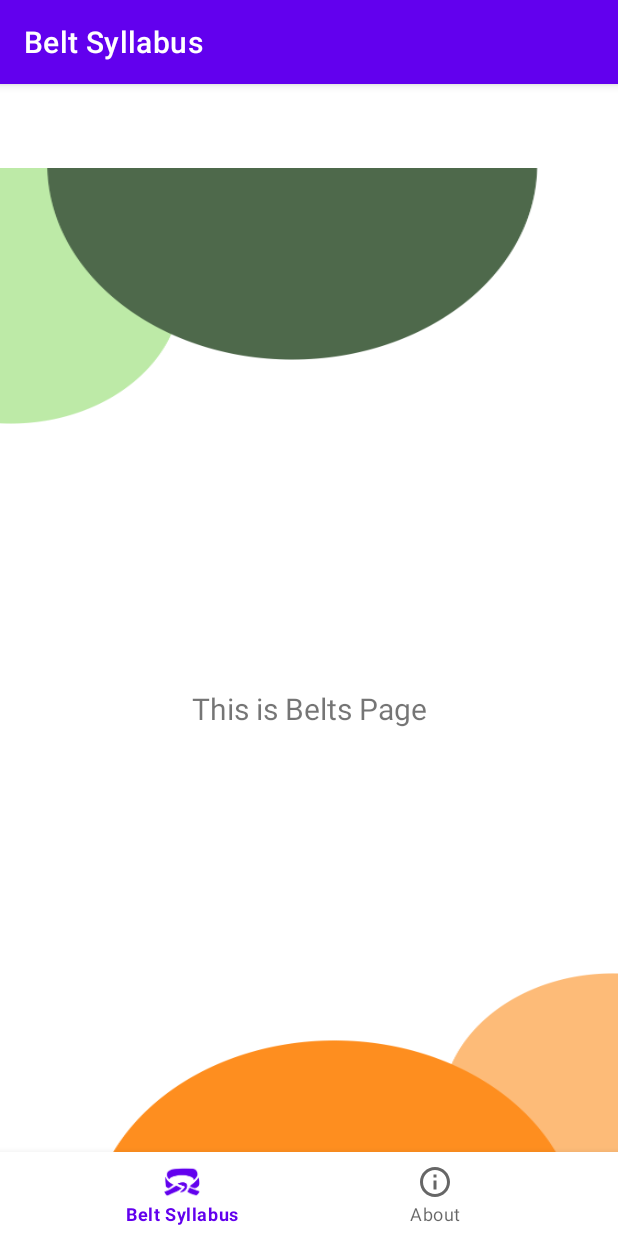
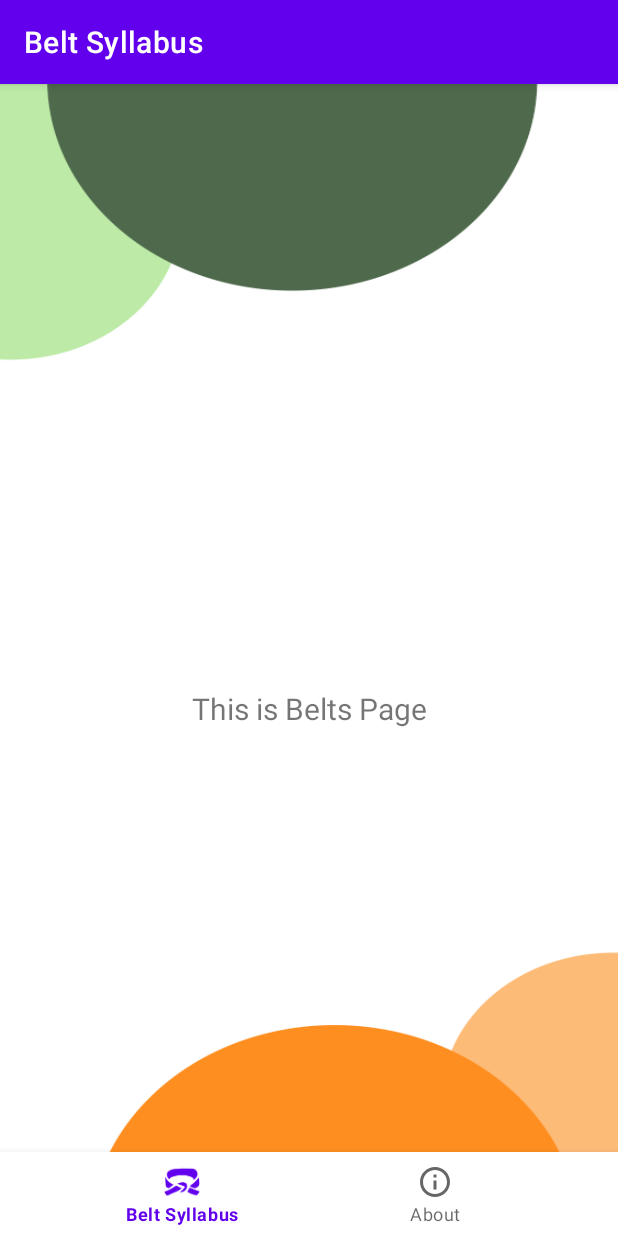
Before and after one commit to yanna-stepanova/TaekwBelt, an Android app: the screen it shows after launch (MainActivity), on a phone screen of 412 x 824 dp. Run offline under Robolectric (Android 15) with nearby library versions, the light colour scheme and no system bars; our stand-ins replace data binding, navigation-ui.

Commit message:
Changes: fix a databinding (for me: now this code isn't red color); our background is shown in full display (without white line on the top)

```diff
--- a/app/src/main/java/com/example/taekwbelt/MainActivity.java
+++ b/app/src/main/java/com/example/taekwbelt/MainActivity.java
@@ -43,21 +43,7 @@ public class MainActivity extends AppCompatActivity {
         NavController navController = Navigation.findNavController(this, R.id.nav_host_fragment_activity_main);
         NavigationUI.setupActionBarWithNavController(this, navController, appBarConfiguration);
         NavigationUI.setupWithNavController(binding.bottomNavigationView, navController);
-        /*
-        replaceFragment(new BeltsFragment());
-        binding.bottomNavigationView.setOnItemSelectedListener(item -> {
-            switch (item.getItemId()){
-                case R.id.belts:
-                    replaceFragment(new BeltsFragment());
-                    break;
-                case R.id.about:
-                    replaceFragment(new AboutFragment());
-                    break;
-            }
-            return true;
-        });
 
-         */
         /*
         try {
             UBDataStore readFromJson = new UBDataStore();
@@ -85,13 +71,5 @@ public class MainActivity extends AppCompatActivity {
          */
 
     }
-/*
-    private void replaceFragment (Fragment fragment) {
-        FragmentManager fragmentManager = getSupportFragmentManager();
-        FragmentTransaction fragmentTransaction = fragmentManager.beginTransaction();
-        fragmentTransaction.replace(R.id.frame_layout, fragment);
-        fragmentTransaction.commit();
-    }
 
- */
 }
--- a/app/src/main/res/layout/activity_main.xml
+++ b/app/src/main/res/layout/activity_main.xml
@@ -1,15 +1,26 @@
 <?xml version="1.0" encoding="utf-8"?>
-<androidx.constraintlayout.widget.ConstraintLayout xmlns:android="http://schemas.android.com/apk/res/android"
+<layout xmlns:android="http://schemas.android.com/apk/res/android"
     xmlns:app="http://schemas.android.com/apk/res-auto"
-    android:id="@+id/container"
-    android:layout_width="match_parent"
-    android:layout_height="match_parent"
-    android:paddingTop="?attr/actionBarSize">
+    xmlns:tools="http://schemas.android.com/tools">
+
+    <data>
+
+    </data>
+
+    <androidx.constraintlayout.widget.ConstraintLayout
+        android:id="@+id/container"
+        android:layout_width="match_parent"
+        android:layout_height="match_parent"
+        android:background="@drawable/background"
+        android:paddingTop="?attr/actionBarSize"
+        tools:context=".MainActivity">
 
         <com.google.android.material.bottomnavigation.BottomNavigationView
             android:id="@+id/bottomNavigationView"
             android:layout_width="0dp"
             android:layout_height="wrap_content"
+            android:layout_marginStart="0dp"
+            android:layout_marginEnd="0dp"
             app:layout_constraintBottom_toBottomOf="parent"
             app:layout_constraintLeft_toLeftOf="parent"
             app:layout_constraintRight_toRightOf="parent"
@@ -28,3 +39,4 @@
             app:navGraph="@navigation/mobile_nav" />
 
     </androidx.constraintlayout.widget.ConstraintLayout>
+</layout>
--- a/app/src/main/res/layout/fragment_about.xml
+++ b/app/src/main/res/layout/fragment_about.xml
@@ -4,7 +4,6 @@
     xmlns:tools="http://schemas.android.com/tools"
     android:layout_width="match_parent"
     android:layout_height="match_parent"
-    android:background="@drawable/background"
     tools:context=".ui.about.AboutFragment">
 
     <!-- TODO: Update blank fragment layout -->
@@ -20,6 +19,6 @@
         app:layout_constraintBottom_toBottomOf="parent"
         app:layout_constraintEnd_toEndOf="parent"
         app:layout_constraintStart_toStartOf="parent"
-        app:layout_constraintTop_toTopOf="parent"/>
+        app:layout_constraintTop_toTopOf="parent" />
 
 </androidx.constraintlayout.widget.ConstraintLayout>
--- a/app/src/main/res/layout/fragment_belts.xml
+++ b/app/src/main/res/layout/fragment_belts.xml
@@ -4,7 +4,6 @@
     xmlns:tools="http://schemas.android.com/tools"
     android:layout_width="match_parent"
     android:layout_height="match_parent"
-    android:background="@drawable/background"
     tools:context=".ui.belts.BeltsFragment">
 
     <!-- TODO: Update blank fragment layout -->
```
